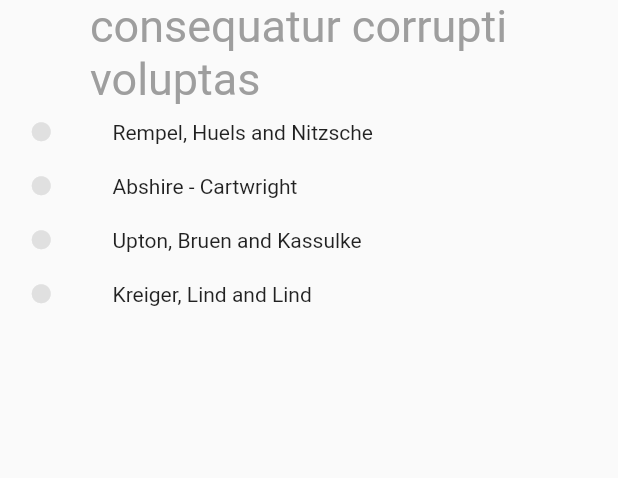
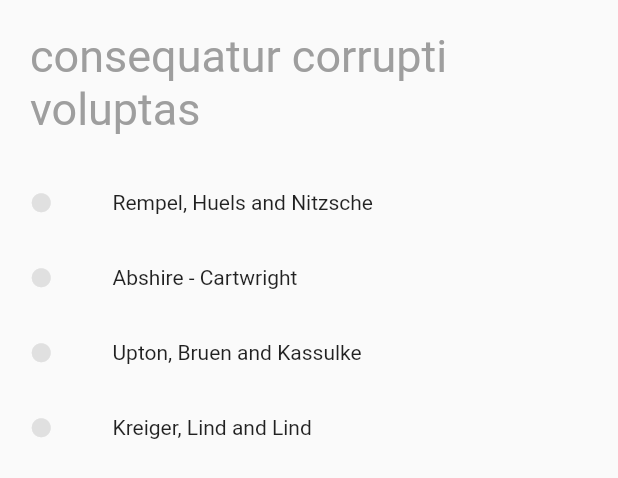
Before and after one commit to santiagoBaro/eLearning, a Flutter app: the ListBookElement widget shown alone on an empty page, opened directly, on a phone screen of 412 x 824 dp. Shown: the top 478 px of the screen. Run offline on Flutter 3.47's test engine with Material 2 defaults, Android fonts, the phone set to English and light mode, and no system bars; our stand-ins replace chewie, shared_preferences, table_calendar, video_player; missing offline and left inert: country_pickers, encrypt, gooey_carousel, indexed_list_view; accounts and stored records are empty; network calls fail; Roboto replaces fonts that are missing (AvenirNextLTPro).

Commit message:
fixed list annidation bug

```diff
--- a/lib/elements/bool_elements/list_book_element.dart
+++ b/lib/elements/bool_elements/list_book_element.dart
@@ -10,7 +10,8 @@ const List<String> defaultList = [
 class ListBookElement extends StatelessWidget {
   final String title;
   final List<String> elements;
-  const ListBookElement({
+  ScrollController controller = ScrollController();
+  ListBookElement({
     Key key,
     this.title = 'consequatur corrupti voluptas',
     this.elements = defaultList,
@@ -22,7 +23,7 @@ class ListBookElement extends StatelessWidget {
       children: [
         //* TITLE
         Padding(
-          padding: const EdgeInsets.only(left: 60.0),
+          padding: const EdgeInsets.all(20.0),
           child: Text(
             title,
             style: titleTextStyle,
@@ -30,14 +31,16 @@ class ListBookElement extends StatelessWidget {
         ),
         //* LIST
 
-        Expanded(
-          child: Container(
+        Container(
           child: ListView.builder(
             physics: NeverScrollableScrollPhysics(),
             shrinkWrap: true,
             itemCount: elements.length,
+            controller: controller,
             itemBuilder: (BuildContext ctxt, int index) {
-                return new Row(
+              return Container(
+                height: 50,
+                child: Row(
                   children: [
                     Padding(
                       padding: EdgeInsets.symmetric(
@@ -55,12 +58,16 @@ class ListBookElement extends StatelessWidget {
                         horizontal: 20,
                         vertical: 10,
                       ),
-                      child: Text(elements[index]),
+                      child: Text(
+                        elements[index],
+                        overflow: TextOverflow.ellipsis,
+                        maxLines: 20,
+                      ),
                     ),
                   ],
+                ),
               );
             },
-            ),
           ),
         ),
       ],
```
Also changed, not shown: lib/elements/bool_elements/multiple_choice_book_element.dart (+29 -8 lines), lib/elements/bool_elements/video_book_element.dart (+19 -18 lines), lib/pages/book_page.dart (+27 -26 lines), 1 other file. Lines whose indentation alone changed are shown as unchanged.
